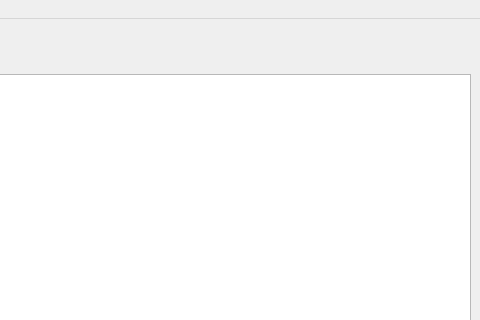
Above: src/gui/mainwindow.ui from Destroyerrrocket/doomseeker-unofficial before the change; both pictures show x 316 to 796 and y 0 to 320 of the 796 by 600 pixel window. Below: the same form after it.
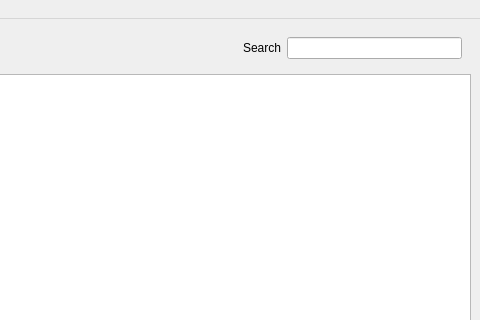
That is the form after the change. Custom widgets are drawn as their Qt base class.

Commit message: - Added a quick search box.  Thanks to Rivecoder for the suggestion.

```diff
--- a/src/gui/mainwindow.ui
+++ b/src/gui/mainwindow.ui
@@ -60,6 +60,29 @@
          </property>
         </spacer>
        </item>
+       <item>
+        <widget class="QLabel" name="label">
+         <property name="text">
+          <string>Search</string>
+         </property>
+        </widget>
+       </item>
+       <item>
+        <widget class="QLineEdit" name="serverSearch">
+         <property name="sizePolicy">
+          <sizepolicy hsizetype="Fixed" vsizetype="Fixed">
+           <horstretch>0</horstretch>
+           <verstretch>0</verstretch>
+          </sizepolicy>
+         </property>
+         <property name="minimumSize">
+          <size>
+           <width>175</width>
+           <height>0</height>
+          </size>
+         </property>
+        </widget>
+       </item>
       </layout>
      </widget>
     </item>
```
The commit also changes 3 other files.
